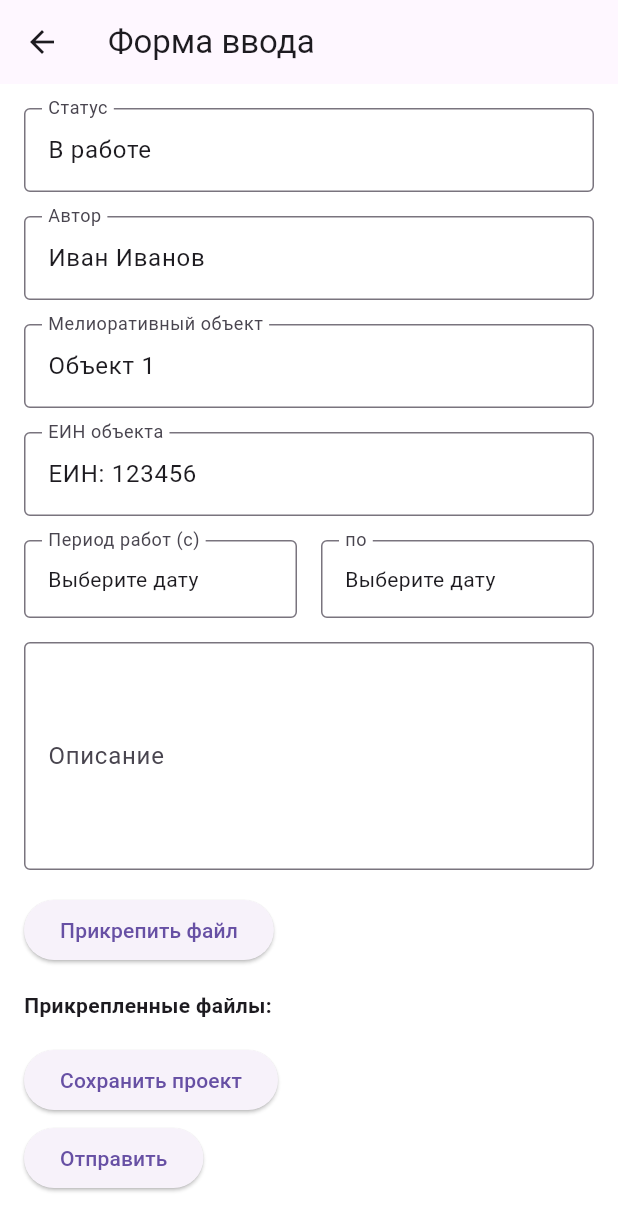
After one commit to NikitaOomory/mobile_melioration, a Flutter app: the ListEnterJobApplication screen opened by its route, after a tap on the "add" icon, on a phone screen of 412 x 824 dp. The commit adds this screen. Shown: the top 1231 px of the screen. Run offline on Flutter 3.47's test engine with Material 3 defaults, Android fonts, the phone set to English and light mode, and no system bars; our stand-ins replace dio, file_picker, hive, hive_flutter; accounts and stored records are empty.

```diff
--- /dev/null
+++ b/lib/Features/EnterJobApplication/enter_job_application_form.dart
@@ -0,0 +1,209 @@
+
+import 'dart:io';
+
+import 'package:file_picker/file_picker.dart';
+import 'package:flutter/material.dart';
+import 'package:intl/intl.dart' show DateFormat;
+
+class EnterJobApplicationForm extends StatefulWidget{
+  const EnterJobApplicationForm({super.key});
+
+  @override
+  State<StatefulWidget> createState() => _EnterJobApplicationForm();
+}
+
+class _EnterJobApplicationForm extends State<EnterJobApplicationForm>{
+  String status = 'В работе'; // Статус, заполненный заранее
+  String author = 'Иван Иванов'; // Автор, заполненный заранее
+  String meliorativeObject = 'Объект 1'; // Мелиоративный объект, заполненный заранее
+  String ein = 'ЕИН: 123456'; // ЕИН объекта, заполненный заранее
+  DateTime? startDate; // Дата начала работ
+  DateTime? endDate; // Дата окончания работ
+  String description = ''; // Описание работ
+  List<File> attachedFiles = []; // Список прикрепленных файлов
+
+  void _selectStartDate(BuildContext context) async {
+    DateTime? pickedDate = await showDatePicker(
+      context: context,
+      initialDate: startDate ?? DateTime.now(),
+      firstDate: DateTime(2000),
+      lastDate: DateTime(2101),
+    );
+    if (pickedDate != null && pickedDate != startDate) {
+      setState(() {
+        startDate = pickedDate;
+      });
+    }
+  }
+
+  void _selectEndDate(BuildContext context) async {
+    DateTime? pickedDate = await showDatePicker(
+      context: context,
+      initialDate: endDate ?? DateTime.now(),
+      firstDate: DateTime(2000),
+      lastDate: DateTime(2101),
+    );
+    if (pickedDate != null && pickedDate != endDate) {
+      setState(() {
+        endDate = pickedDate;
+      });
+    }
+  }
+
+  Future<void> _attachFile() async {
+    FilePickerResult? result = await FilePicker.platform.pickFiles();
+    if (result != null) {
+      setState(() {
+        attachedFiles.add(File(result.files.single.path!));
+      });
+    }
+  }
+
+  @override
+  Widget build(BuildContext context) {
+    return Scaffold(
+      appBar: AppBar(
+        title: Text('Форма ввода'),
+      ),
+      body: Padding(
+        padding: const EdgeInsets.all(16.0),
+        child: SingleChildScrollView(
+          child: Column(
+            crossAxisAlignment: CrossAxisAlignment.start,
+            children: [
+              // Поле статуса
+              TextField(
+                controller: TextEditingController(text: status),
+                readOnly: true,
+                decoration: InputDecoration(
+                  labelText: 'Статус',
+                  border: OutlineInputBorder(),
+                ),
+              ),
+              SizedBox(height: 16),
+
+              // Поле автора
+              TextField(
+                controller: TextEditingController(text: author),
+                readOnly: true,
+                decoration: InputDecoration(
+                  labelText: 'Автор',
+                  border: OutlineInputBorder(),
+                ),
+              ),
+              SizedBox(height: 16),
+
+              // Поле мелиоративного объекта
+              TextField(
+                controller: TextEditingController(text: meliorativeObject),
+                readOnly: true,
+                decoration: InputDecoration(
+                  labelText: 'Мелиоративный объект',
+                  border: OutlineInputBorder(),
+                ),
+              ),
+              SizedBox(height: 16),
+
+              // Поле ЕИН объекта
+              TextField(
+                controller: TextEditingController(text: ein),
+                readOnly: true,
+                decoration: InputDecoration(
+                  labelText: 'ЕИН объекта',
+                  border: OutlineInputBorder(),
+                ),
+              ),
+              SizedBox(height: 16),
+
+              // Выбор дат
+              Row(
+                children: [
+                  Expanded(
+                    child: GestureDetector(
+                      onTap: () => _selectStartDate(context),
+                      child: InputDecorator(
+                        decoration: InputDecoration(
+                          labelText: 'Период работ (с)',
+                          border: OutlineInputBorder(),
+                        ),
+                        child: Text(
+                          startDate == null
+                              ? 'Выберите дату'
+                              : DateFormat('yyyy-MM-dd').format(startDate!),
+                        ),
+                      ),
+                    ),
+                  ),
+                  SizedBox(width: 16),
+                  Expanded(
+                    child: GestureDetector(
+                      onTap: () => _selectEndDate(context),
+                      child: InputDecorator(
+                        decoration: InputDecoration(
+                          labelText: 'по',
+                          border: OutlineInputBorder(),
+                        ),
+                        child: Text(
+                          endDate == null
+                              ? 'Выберите дату'
+                              : DateFormat('yyyy-MM-dd').format(endDate!),
+                        ),
+                      ),
+                    ),
+                  ),
+                ],
+              ),
+              SizedBox(height: 16),
+
+              // Поле для описания
+              TextField(
+                maxLines: 5,
+                decoration: InputDecoration(
+                  labelText: 'Описание',
+                  border: OutlineInputBorder(),
+                ),
+                onChanged: (value) {
+                  description = value;
+                },
+              ),
+              SizedBox(height: 16),
+
+              // Кнопка прикрепить файл
+              ElevatedButton(
+                onPressed: _attachFile,
+                child: Text('Прикрепить файл'),
+              ),
+              SizedBox(height: 16),
+
+              // Список прикрепленных файлов
+              Text('Прикрепленные файлы:', style: TextStyle(fontWeight: FontWeight.bold)),
+              ListView.builder(
+                shrinkWrap: true,
+                physics: NeverScrollableScrollPhysics(),
+                itemCount: attachedFiles.length,
+                itemBuilder: (context, index) {
+                  return ListTile(
+                    title: Text(attachedFiles[index].path.split('/').last),
+                  );
+                },
+              ),
+
+              SizedBox(height: 16),
+
+              ElevatedButton(
+                onPressed: (){},
+                child: Text('Сохранить проект'),
+              ),
+              SizedBox(height: 4),
+
+              ElevatedButton(
+                onPressed: (){},
+                child: Text('Отправить'),
+              ),
+            ],),
+        ),
+      ),
+    );
+
+  }
+}
--- /dev/null
+++ b/lib/Features/EnterJobApplication/list_enter_job_application.dart
@@ -0,0 +1,52 @@
+import 'package:flutter/material.dart';
+import 'package:mobile_melioration/Widgets/JobApplicationCard.dart';
+
+class ListEnterJobApplication extends StatefulWidget{
+  const ListEnterJobApplication({super.key});
+
+       @override
+  State<StatefulWidget> createState()=> _ListEnterJobApplication();
+}
+
+class _ListEnterJobApplication extends State<ListEnterJobApplication>{
+  @override
+  Widget build(BuildContext context) {
+    return Scaffold(
+      appBar: AppBar(
+        title: Text('Заявки на работу'),
+      ),
+      body: Padding(
+        padding: const EdgeInsets.all(16.0),
+        child: ListView(
+          children: [
+            JobApplicationCard(
+              status: 'В работе',
+              title: 'Разработка нового приложения',
+              requestNumber: '12345',
+              requestDate: '2023-10-01',
+              author: 'Иван Иванов',
+            ),
+            JobApplicationCard(
+              status: 'На отправке',
+              title: 'Обновление веб-сайта',
+              requestNumber: '12346',
+              requestDate: '2023-10-02',
+              author: 'Петр Петров',
+            ),
+            JobApplicationCard(
+              status: 'В проекте',
+              title: 'Создание базы данных',
+              requestNumber: '12347',
+              requestDate: '2023-10-03',
+              author: 'Сергей Сергеев',
+            ),
+          ],
+        ),
+      ),
+      floatingActionButton: FloatingActionButton(onPressed: (){
+        Navigator.of(context).pushNamed('/enter_job_application_form');
+      }, child: Icon(Icons.add),),
+    );
+  }
+
+}
--- a/lib/Features/ListApplications/View/list_applications_scaffold.dart
+++ b/lib/Features/ListApplications/View/list_applications_scaffold.dart
@@ -13,7 +13,7 @@ class _ListApplicationsScaffold extends State<ListApplicationsScaffold>{
   Widget build(BuildContext context) {
     return Scaffold(
       appBar: AppBar(title: Text('Заявки на работу'),),
-      body: Center(child: Text('Заявки на работу'),),
+      body: const Center(child: CircularProgressIndicator(),)
     );
   }
 }
--- a/lib/Features/MainScreen/View/main_screen_scaffold.dart
+++ b/lib/Features/MainScreen/View/main_screen_scaffold.dart
@@ -1,8 +1,8 @@
 import 'package:flutter/material.dart';
 
 import '../Modals/model_function_card.dart';
-import '../Widgets/app_bar_main_screen.dart';
-import '../Widgets/card_main_fun.dart';
+import '../../../Widgets/app_bar_main_screen.dart';
+import '../../../Widgets/card_main_fun.dart';
 
 
 class MainScreenScaffold extends StatefulWidget{
@@ -15,7 +15,7 @@ class MainScreenScaffold extends StatefulWidget{
 class _MainScreenScaffold extends State<MainScreenScaffold>{
 
   List<FunObject> arrayFunction = [
-    FunObject(Icons.settings_outlined, 'Мелиоративные объекты', 'Системы / ОР ГТС / ГТС / Объекты', '/list_melioration_systems'),
+    FunObject(Icons.settings_outlined, 'Мелиоративные объект', 'Системы / ОР ГТС / ГТС / Объекты', '/list_melioration_systems'),
     FunObject(Icons.contact_page_rounded, 'Заявки на работы', 'Реестр зарегистрированных заявок', '/list_applications'),
     FunObject(Icons.edit, 'Актуализация тех. состояния', 'Реестр зарегистрированных изменений', '/list_technical_conditions'),
 
@@ -53,7 +53,7 @@ class _MainScreenScaffold extends State<MainScreenScaffold>{
             mainAxisSize: MainAxisSize.min,
             children: [
             Icon(Icons.help, color: Colors.grey,),
-            Text(' Служба поддержки', style: TextStyle(color: Colors.grey),)
+            Text('Служба поддержки', style: TextStyle(color: Colors.grey),)
             ],),
         ),
       ),
--- a/lib/Features/MeliorationObjects/View/object_function_nav_scaffold.dart
+++ b/lib/Features/MeliorationObjects/View/object_function_nav_scaffold.dart
@@ -1,7 +1,7 @@
 import 'package:flutter/material.dart';
 
 import '../../MainScreen/Modals/model_function_card.dart';
-import '../../MainScreen/Widgets/card_main_fun.dart';
+import '../../../Widgets/card_main_fun.dart';
 
 class ObjectFunctionNavScaffold extends StatefulWidget{
  const ObjectFunctionNavScaffold({super.key});
@@ -13,7 +13,7 @@ class ObjectFunctionNavScaffold extends StatefulWidget{
 class _ObjectFunctionNavScaffold extends State<ObjectFunctionNavScaffold>{
 
   List<FunObject> arrayFunction = [
-    FunObject(Icons.contact_page_rounded, 'Заявки на работы', 'Создание заявки на выполнение работ', ''),
+    FunObject(Icons.contact_page_rounded, 'Заявки на работы', 'Создание заявки на выполнение работ', '/list_enter_job_application'),
     FunObject(Icons.contact_page_rounded, 'Актуализация тех. состояния', 'Внесение изменений о техническом состоянии', ''),
     FunObject(Icons.edit, 'Журнал инструментальных \nнаблюдений', 'Регистрация результатов', ''),
     FunObject(Icons.edit, 'Журнал визуальных осмотров \nи наблюдений', 'Регистрация результатов', ''),
--- a/lib/Repositories/Crypto_coin/model/crypto_coin_model.dart
+++ b/lib/Repositories/Crypto_coin/model/crypto_coin_model.dart
@@ -3,4 +3,5 @@ class CryptoCoinModel{
   final double priceInUSD;
 
   CryptoCoinModel(this.name, this.priceInUSD);
+
 }
--- a/lib/Router/routes.dart
+++ b/lib/Router/routes.dart
@@ -1,7 +1,10 @@
+import 'package:mobile_melioration/Features/EnterJobApplication/enter_job_application_form.dart';
+import 'package:mobile_melioration/Features/EnterJobApplication/list_enter_job_application.dart';
 import 'package:mobile_melioration/Features/ListApplications/View/list_applications_scaffold.dart';
 import 'package:mobile_melioration/Features/ListTechnical%D0%A1onditions/list_technical_conditions_scaffold.dart';
 import 'package:mobile_melioration/Features/MeliorationObjects/View/object_function_nav_scaffold.dart';
 
+import '../Features/JobApplications/View/job_applications_scaffold.dart';
 import '../Features/MainScreen/View/main_screen_scaffold.dart';
 import '../Features/MeliorationObjects/View/list_melioration_objects_screen_scaffold.dart';
 import '../Features/MeliorationObjects/View/list_objects_in_melio_screen_scaffold.dart';
@@ -15,4 +18,7 @@ final routes = {
   '/list_applications' : (context) => const ListApplicationsScaffold(),
   '/list_technical_conditions' : (context) => const ListTechnicalConditionsScaffold(),
   '/object_fun_nav' : (context) => const ObjectFunctionNavScaffold(),
+  '/job_application' : (context) => const JobApplicationsScaffold(),
+  '/list_enter_job_application' : (context) => const ListEnterJobApplication(),
+  '/enter_job_application_form' : (context) => const EnterJobApplicationForm(),
 };
--- /dev/null
+++ b/lib/Widgets/JobApplicationCard.dart
@@ -0,0 +1,88 @@
+import 'package:flutter/material.dart';
+
+class JobApplicationCard extends StatelessWidget {
+  final String status;
+  final String title;
+  final String requestNumber;
+  final String requestDate;
+  final String author;
+
+  JobApplicationCard({
+    required this.status,
+    required this.title,
+    required this.requestNumber,
+    required this.requestDate,
+    required this.author,
+  });
+
+  @override
+  Widget build(BuildContext context) {
+    return Card(
+      elevation: 4,
+      margin: EdgeInsets.symmetric(vertical: 8),
+      child: Padding(
+        padding: const EdgeInsets.all(16.0),
+        child: Column(
+          crossAxisAlignment: CrossAxisAlignment.start,
+          children: [
+            // Статус заявки
+            Container(
+              padding: const EdgeInsets.symmetric(horizontal: 12.0, vertical: 4.0),
+              decoration: BoxDecoration(
+                color: getStatusColor(status),
+                borderRadius: BorderRadius.circular(30),
+              ),
+              child: Text(status, style: TextStyle(
+                color: Colors.white,
+                fontSize: 15,
+                fontWeight: FontWeight.bold,
+              ),
+              ),
+            ),
+            SizedBox(height: 8), // Отступ между статусом и названием
+            // Название заявки
+            Text(
+              title,
+              style: TextStyle(
+                fontSize: 18,
+                fontWeight: FontWeight.bold,
+              ),
+            ),
+            SizedBox(height: 4), // Отступ между названием и номером
+            // Номер заявки
+            Text(
+              'Номер заявки: $requestNumber',
+              style: TextStyle(fontSize: 14),
+            ),
+            SizedBox(height: 4), // Отступ между номером и датой
+            // Дата заявки
+            Text(
+              'Дата заявки: $requestDate',
+              style: TextStyle(fontSize: 14),
+            ),
+            SizedBox(height: 4), // Отступ между датой и автором
+            // Автор заявки
+            Text(
+              'Автор: $author',
+              style: TextStyle(fontSize: 14),
+            ),
+          ],
+        ),
+      ),
+    );
+  }
+
+  // Функция для получения цвета статуса
+  Color getStatusColor(String status) {
+    switch (status) {
+      case 'В работе':
+        return const Color.fromARGB(140, 67, 205, 0);
+      case 'На отправке':
+        return const Color.fromARGB(115, 168, 168, 168);
+      case 'В проекте':
+        return const Color.fromARGB(115, 38, 117, 255);
+      default:
+        return Colors.black;
+    }
+  }
+}
--- a/lib/main.dart
+++ b/lib/main.dart
@@ -1,8 +1,11 @@
 import 'package:flutter/material.dart';
+import 'package:hive/hive.dart';
+import 'package:hive_flutter/adapters.dart';
 
 import 'Router/routes.dart';
 
-void main() {
+void main() async{
+  // await Hive.initFlutter();
   runApp(const MobileMelioration());
 }
 
--- a/pubspec.yaml
+++ b/pubspec.yaml
@@ -31,6 +31,10 @@ dependencies:
   flutter:
     sdk: flutter
   dio: ^5.7.0
+  file_picker: ^8.1.2
+  intl_utils: ^2.8.7
+  hive_flutter: ^1.1.0
+  hive: ^2.2.3
 
 
   # The following adds the Cupertino Icons font to your application.
@@ -40,6 +44,8 @@ dependencies:
 dev_dependencies:
   flutter_test:
     sdk: flutter
+  build_runner: ^2.4.13
+  hive_generator: ^2.0.1
 
   # The "flutter_lints" package below contains a set of recommended lints to
   # encourage good coding practices. The lint set provided by the package is
```
Also changed, not shown: lib/Features/JobApplications/View/job_applications_scaffold.dart (added, +20 -0 lines), lib/Features/MeliorationObjects/View/list_melioration_objects_screen_scaffold.dart (+5 -16 lines), lib/Features/MeliorationObjects/View/list_objects_in_melio_screen_scaffold.dart (+3 -16 lines), lib/Models/melioration_object_model.dart (added, +57 -0 lines), lib/Widgets/search_widget.dart (added, +26 -0 lines), lib/Widgets/app_bar_main_screen.dart (renamed from lib/Features/MainScreen/Widgets/app_bar_main_screen.dart), lib/Widgets/card_main_fun.dart (renamed from lib/Features/MainScreen/Widgets/card_main_fun.dart), lib/Widgets/card_melio_objects.dart (renamed from lib/Features/MeliorationObjects/Widgets/card_melio_objects.dart), pubspec.lock, 1 other file.
